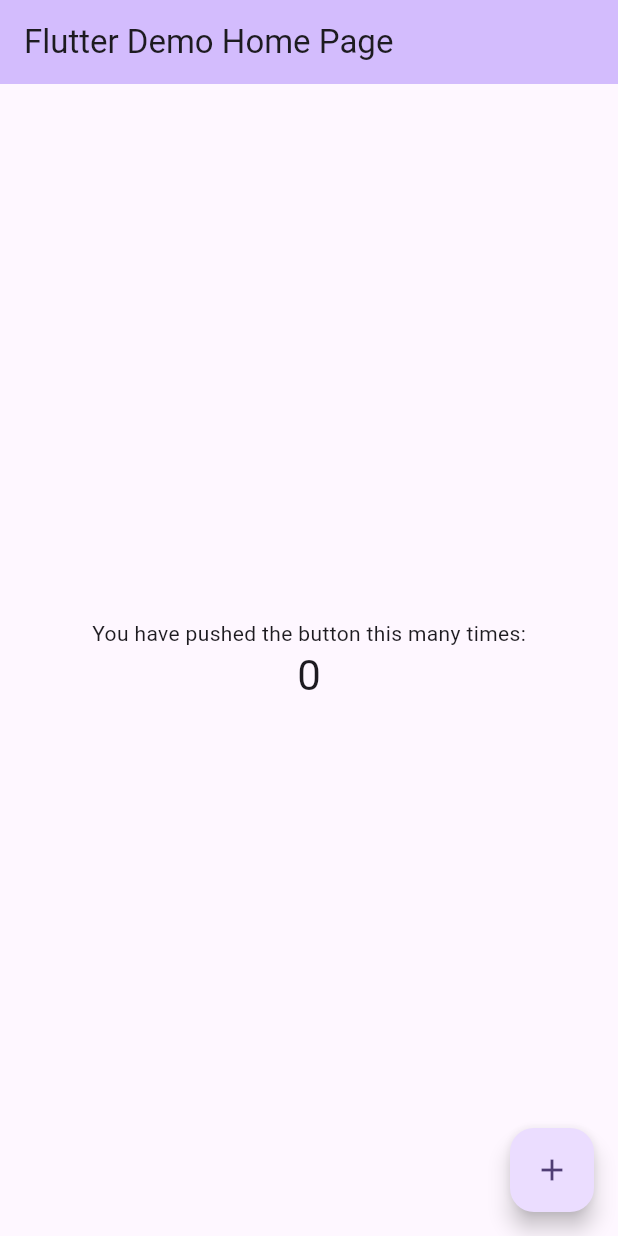
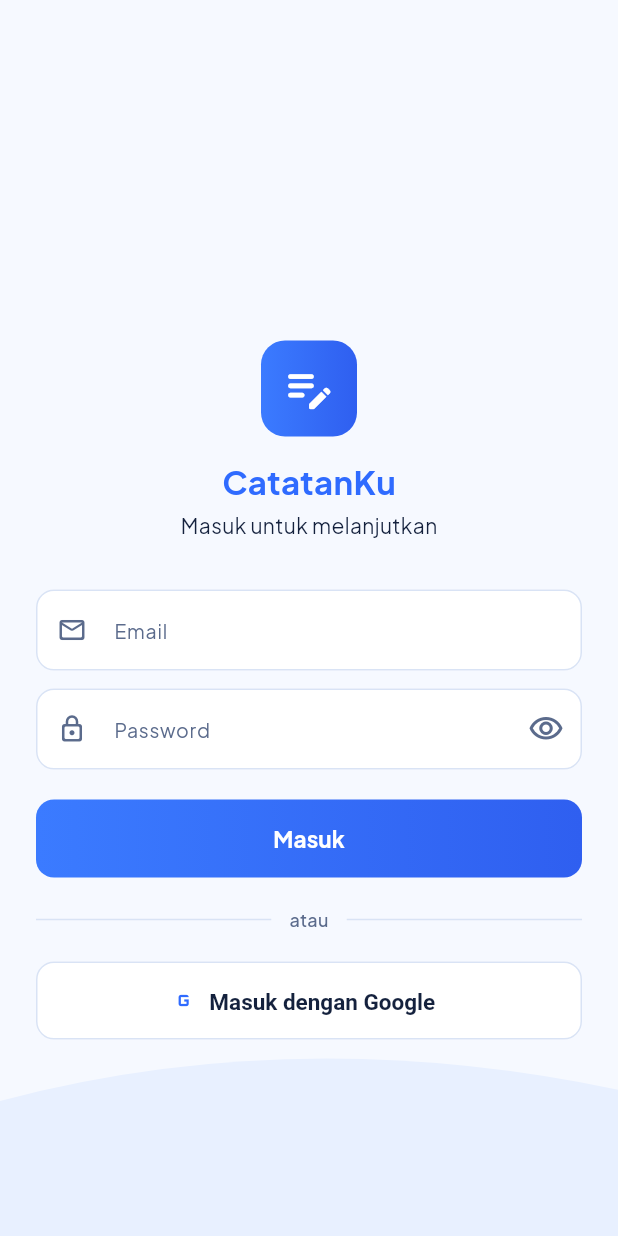
Before and after one commit to ivanmahendraa/Catatanqu, a Flutter app: the screen it shows after launch, on a phone screen of 412 x 824 dp. Run offline on Flutter 3.47's test engine with Material 3 defaults, Android fonts, the phone set to English and light mode, and no system bars; our stand-ins replace google_fonts.

Commit message:
Implement splash and static login flow
Co-authored-by: Copilot <223556219+Copilot@users.noreply.github.com>

```diff
--- a/lib/main.dart
+++ b/lib/main.dart
@@ -1,122 +1,27 @@
 import 'package:flutter/material.dart';
+import 'package:flutter/services.dart';
+
+import 'screens/splash_screen.dart';
+import 'theme/app_theme.dart';
 
 void main() {
-  runApp(const MyApp());
+  runApp(const CatatanKuApp());
 }
 
-class MyApp extends StatelessWidget {
-  const MyApp({super.key});
+class CatatanKuApp extends StatelessWidget {
+  const CatatanKuApp({super.key});
 
-  // This widget is the root of your application.
   @override
   Widget build(BuildContext context) {
     return MaterialApp(
-      title: 'Flutter Demo',
-      theme: ThemeData(
-        // This is the theme of your application.
-        //
-        // TRY THIS: Try running your application with "flutter run". You'll see
-        // the application has a purple toolbar. Then, without quitting the app,
-        // try changing the seedColor in the colorScheme below to Colors.green
-        // and then invoke "hot reload" (save your changes or press the "hot
-        // reload" button in a Flutter-supported IDE, or press "r" if you used
-        // the command line to start the app).
-        //
-        // Notice that the counter didn't reset back to zero; the application
-        // state is not lost during the reload. To reset the state, use hot
-        // restart instead.
-        //
-        // This works for code too, not just values: Most code changes can be
-        // tested with just a hot reload.
-        colorScheme: .fromSeed(seedColor: Colors.deepPurple),
+      title: 'CatatanKu',
+      debugShowCheckedModeBanner: false,
+      theme: buildAppTheme(),
+      builder: (context, child) => AnnotatedRegion<SystemUiOverlayStyle>(
+        value: SystemUiOverlayStyle.dark,
+        child: child ?? const SizedBox.shrink(),
       ),
-      home: const MyHomePage(title: 'Flutter Demo Home Page'),
+      home: const SplashScreen(),
     );
   }
 }
-
-class MyHomePage extends StatefulWidget {
-  const MyHomePage({super.key, required this.title});
-
-  // This widget is the home page of your application. It is stateful, meaning
-  // that it has a State object (defined below) that contains fields that affect
-  // how it looks.
-
-  // This class is the configuration for the state. It holds the values (in this
-  // case the title) provided by the parent (in this case the App widget) and
-  // used by the build method of the State. Fields in a Widget subclass are
-  // always marked "final".
-
-  final String title;
-
-  @override
-  State<MyHomePage> createState() => _MyHomePageState();
-}
-
-class _MyHomePageState extends State<MyHomePage> {
-  int _counter = 0;
-
-  void _incrementCounter() {
-    setState(() {
-      // This call to setState tells the Flutter framework that something has
-      // changed in this State, which causes it to rerun the build method below
-      // so that the display can reflect the updated values. If we changed
-      // _counter without calling setState(), then the build method would not be
-      // called again, and so nothing would appear to happen.
-      _counter++;
-    });
-  }
-
-  @override
-  Widget build(BuildContext context) {
-    // This method is rerun every time setState is called, for instance as done
-    // by the _incrementCounter method above.
-    //
-    // The Flutter framework has been optimized to make rerunning build methods
-    // fast, so that you can just rebuild anything that needs updating rather
-    // than having to individually change instances of widgets.
-    return Scaffold(
-      appBar: AppBar(
-        // TRY THIS: Try changing the color here to a specific color (to
-        // Colors.amber, perhaps?) and trigger a hot reload to see the AppBar
-        // change color while the other colors stay the same.
-        backgroundColor: Theme.of(context).colorScheme.inversePrimary,
-        // Here we take the value from the MyHomePage object that was created by
-        // the App.build method, and use it to set our appbar title.
-        title: Text(widget.title),
-      ),
-      body: Center(
-        // Center is a layout widget. It takes a single child and positions it
-        // in the middle of the parent.
-        child: Column(
-          // Column is also a layout widget. It takes a list of children and
-          // arranges them vertically. By default, it sizes itself to fit its
-          // children horizontally, and tries to be as tall as its parent.
-          //
-          // Column has various properties to control how it sizes itself and
-          // how it positions its children. Here we use mainAxisAlignment to
-          // center the children vertically; the main axis here is the vertical
-          // axis because Columns are vertical (the cross axis would be
-          // horizontal).
-          //
-          // TRY THIS: Invoke "debug painting" (choose the "Toggle Debug Paint"
-          // action in the IDE, or press "p" in the console), to see the
-          // wireframe for each widget.
-          mainAxisAlignment: .center,
-          children: [
-            const Text('You have pushed the button this many times:'),
-            Text(
-              '$_counter',
-              style: Theme.of(context).textTheme.headlineMedium,
-            ),
-          ],
-        ),
-      ),
-      floatingActionButton: FloatingActionButton(
-        onPressed: _incrementCounter,
-        tooltip: 'Increment',
-        child: const Icon(Icons.add),
-      ),
-    );
-  }
-}
--- /dev/null
+++ b/lib/screens/login_screen.dart
@@ -0,0 +1,182 @@
+import 'package:flutter/material.dart';
+
+import '../theme/app_colors.dart';
+import '../theme/app_text_styles.dart';
+import '../widgets/app_logo.dart';
+import '../widgets/app_text_field.dart';
+import '../widgets/primary_button.dart';
+import 'home_screen.dart';
+
+class LoginScreen extends StatefulWidget {
+  const LoginScreen({super.key});
+
+  @override
+  State<LoginScreen> createState() => _LoginScreenState();
+}
+
+class _LoginScreenState extends State<LoginScreen> {
+  final _emailController = TextEditingController();
+  final _passwordController = TextEditingController();
+  bool _passwordVisible = false;
+
+  void _openHome() {
+    Navigator.of(context).pushReplacement(
+      MaterialPageRoute<void>(builder: (_) => const HomeScreen()),
+    );
+  }
+
+  @override
+  void dispose() {
+    _emailController.dispose();
+    _passwordController.dispose();
+    super.dispose();
+  }
+
+  @override
+  Widget build(BuildContext context) {
+    return Scaffold(
+      body: Stack(
+        children: [
+          const Positioned(
+            left: 0,
+            right: 0,
+            bottom: 0,
+            height: 150,
+            child: _LoginWave(),
+          ),
+          SafeArea(
+            child: LayoutBuilder(
+              builder: (context, constraints) => SingleChildScrollView(
+                padding: const EdgeInsets.fromLTRB(24, 48, 24, 32),
+                child: ConstrainedBox(
+                  constraints: BoxConstraints(minHeight: constraints.maxHeight),
+                  child: Column(
+                    mainAxisAlignment: MainAxisAlignment.center,
+                    children: [
+                      const AppLogo(),
+                      const SizedBox(height: 16),
+                      Text(
+                        'CatatanKu',
+                        style: AppTextStyles.title.copyWith(
+                          color: AppColors.primary,
+                        ),
+                      ),
+                      const SizedBox(height: 4),
+                      const Text(
+                        'Masuk untuk melanjutkan',
+                        style: AppTextStyles.body,
+                      ),
+                      const SizedBox(height: 32),
+                      AppTextField(
+                        controller: _emailController,
+                        hint: 'Email',
+                        icon: Icons.mail_outline_rounded,
+                        keyboardType: TextInputType.emailAddress,
+                      ),
+                      const SizedBox(height: 12),
+                      AppTextField(
+                        controller: _passwordController,
+                        hint: 'Password',
+                        icon: Icons.lock_outline_rounded,
+                        obscureText: !_passwordVisible,
+                        suffix: IconButton(
+                          tooltip: _passwordVisible
+                              ? 'Sembunyikan password'
+                              : 'Tampilkan password',
+                          onPressed: () => setState(
+                            () => _passwordVisible = !_passwordVisible,
+                          ),
+                          icon: Icon(
+                            _passwordVisible
+                                ? Icons.visibility_off_outlined
+                                : Icons.visibility_outlined,
+                            color: AppColors.textSecondary,
+                          ),
+                        ),
+                      ),
+                      const SizedBox(height: 20),
+                      PrimaryButton(label: 'Masuk', onPressed: _openHome),
+                      const SizedBox(height: 20),
+                      Row(
+                        children: [
+                          const Expanded(
+                            child: Divider(color: AppColors.outline),
+                          ),
+                          Padding(
+                            padding: const EdgeInsets.symmetric(horizontal: 12),
+                            child: Text(
+                              'atau',
+                              style: AppTextStyles.caption.copyWith(
+                                color: AppColors.textSecondary,
+                              ),
+                            ),
+                          ),
+                          const Expanded(
+                            child: Divider(color: AppColors.outline),
+                          ),
+                        ],
+                      ),
+                      const SizedBox(height: 20),
+                      SizedBox(
+                        height: 52,
+                        width: double.infinity,
+                        child: OutlinedButton.icon(
+                          onPressed: _openHome,
+                          icon: const Icon(
+                            Icons.g_mobiledata,
+                            color: AppColors.primary,
+                          ),
+                          label: const Text('Masuk dengan Google'),
+                          style: OutlinedButton.styleFrom(
+                            foregroundColor: AppColors.textPrimary,
+                            backgroundColor: AppColors.surface,
+                            side: const BorderSide(color: AppColors.outline),
+                            textStyle: AppTextStyles.button,
+                            shape: RoundedRectangleBorder(
+                              borderRadius: BorderRadius.circular(12),
+                            ),
+                          ),
+                        ),
+                      ),
+                    ],
+                  ),
+                ),
+              ),
+            ),
+          ),
+        ],
+      ),
+    );
+  }
+}
+
+class _LoginWave extends StatelessWidget {
+  const _LoginWave();
+
+  @override
+  Widget build(BuildContext context) {
+    return CustomPaint(painter: _LoginWavePainter());
+  }
+}
+
+class _LoginWavePainter extends CustomPainter {
+  @override
+  void paint(Canvas canvas, Size size) {
+    final paint = Paint()..color = AppColors.primarySoft;
+    final path = Path()
+      ..moveTo(0, size.height * 0.4)
+      ..quadraticBezierTo(
+        size.width * 0.48,
+        size.height * 0.05,
+        size.width,
+        size.height * 0.35,
+      )
+      ..lineTo(size.width, size.height)
+      ..lineTo(0, size.height)
+      ..close();
+    canvas.drawPath(path, paint);
+  }
+
+  @override
+  bool shouldRepaint(covariant _LoginWavePainter oldDelegate) => false;
+}
```
Also changed, not shown: lib/screens/splash_screen.dart (added, +144 -0 lines).
